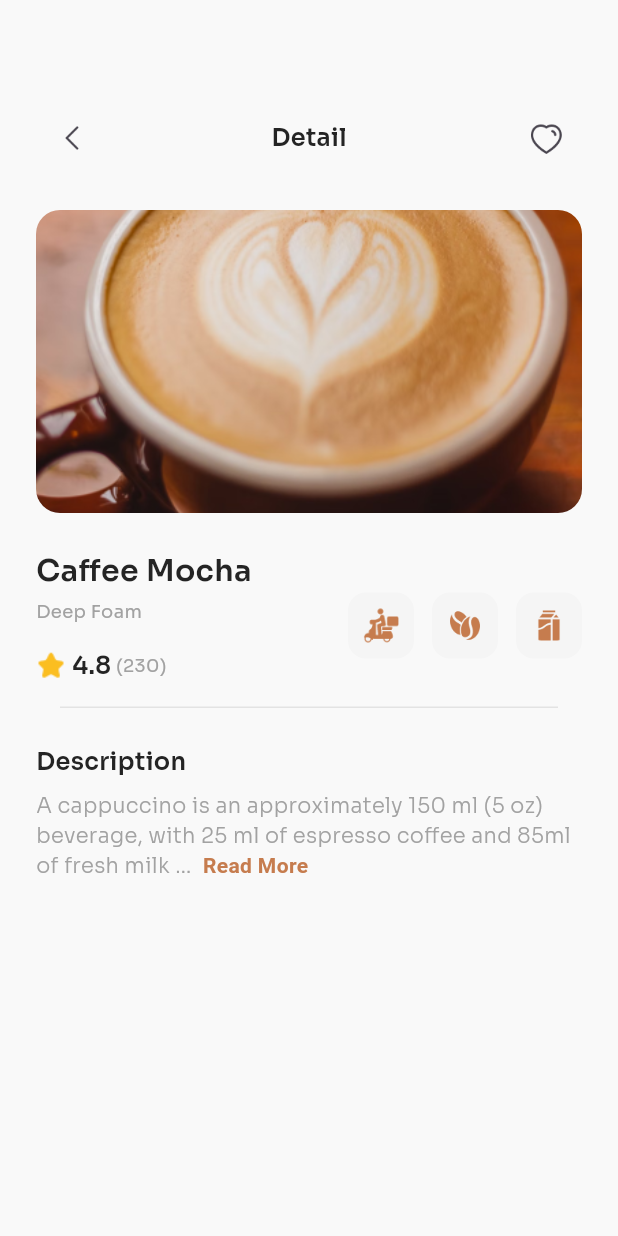
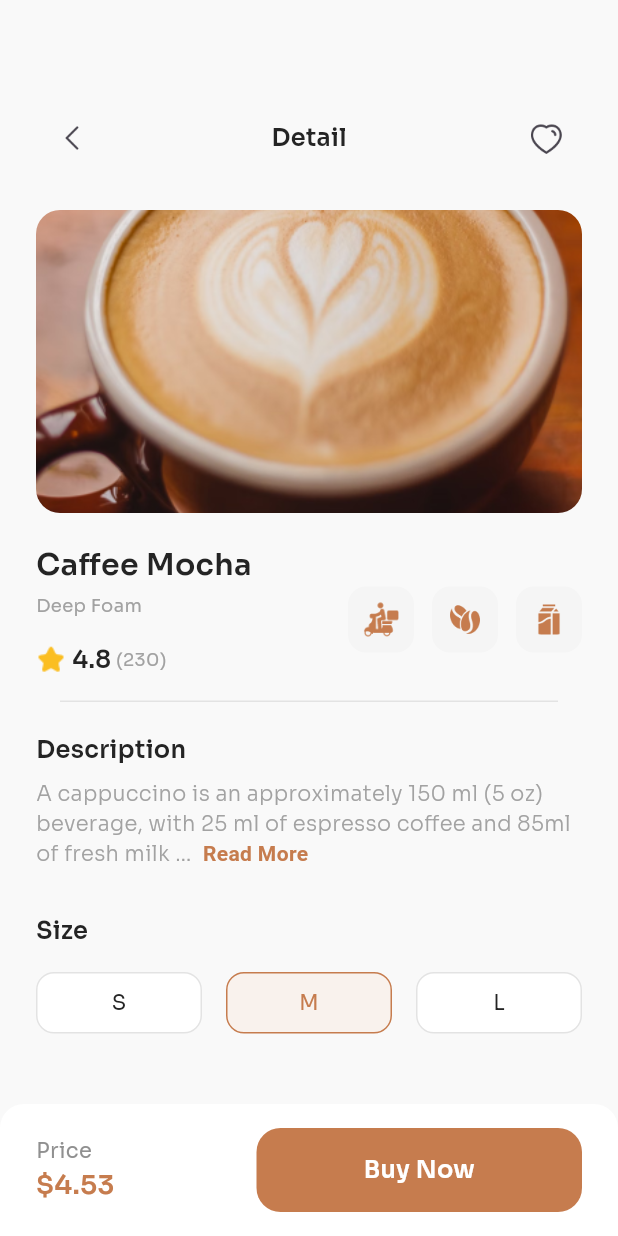
Before and after one commit to magerngoding/flutter-coffee_shop2_ui, a Flutter app: the DetailPage screen opened directly with sample values from the repository, on a phone screen of 412 x 824 dp. Run offline on Flutter 3.47's test engine with Material 3 defaults, Android fonts, the phone set to English and light mode, and no system bars; drawn by our look-alikes of readmore; our stand-ins replace gap, google_fonts.

Commit message:
Fix detail page

```diff
--- a/lib/pages/detail_page.dart
+++ b/lib/pages/detail_page.dart
@@ -1,8 +1,10 @@
 // ignore_for_file: public_member_api_docs, sort_constructors_first, use_super_parameters, prefer_const_literals_to_create_immutables, prefer_const_constructors
+import 'package:coffee_shop_ui/widgets/button_primare_widget.dart';
 import 'package:flutter/material.dart';
 
 import 'package:coffee_shop_ui/models/coffee.dart';
 import 'package:gap/gap.dart';
+import 'package:intl/intl.dart';
 import 'package:readmore/readmore.dart';
 
 class DetailPage extends StatefulWidget {
@@ -18,26 +20,28 @@ class DetailPage extends StatefulWidget {
 }
 
 class _DetailPageState extends State<DetailPage> {
+  String sizeSelected = 'M'; // Pas awal dibuka sizenya automatis ke M
   @override
   Widget build(BuildContext context) {
     return Scaffold(
       body: ListView(
+        physics: BouncingScrollPhysics(),
         padding: const EdgeInsets.symmetric(horizontal: 24),
         children: [
           Gap(68),
           buildHeader(),
           Gap(24),
           buildImage(),
-          Gap(24),
+          Gap(20),
           buildMainInfo(),
-          Gap(24),
+          Gap(20),
           buildDescription(),
-          Gap(24),
-          //  buildSize(),
+          Gap(30),
+          buildSize(),
           Gap(24),
         ],
       ),
-      // bottomNavigationBar: //buildPrice(),
+      bottomNavigationBar: buildPrice(),
     );
   }
 
@@ -223,4 +227,116 @@ class _DetailPageState extends State<DetailPage> {
       ],
     );
   }
+
+  Widget buildSize() {
+    return Column(
+      crossAxisAlignment: CrossAxisAlignment.start,
+      children: [
+        Text(
+          'Size',
+          style: TextStyle(
+            fontSize: 16.0,
+            fontWeight: FontWeight.w600,
+            color: Color(0XFF242424),
+          ),
+        ),
+        Gap(16),
+        Row(
+          // pake ini biar gausah bikin 1.1 reusable widget
+          children: ['S', '', 'M', '', 'L'].map((e) {
+            if (e == '') return Gap(16);
+
+            bool isSelected = sizeSelected == e; // inisialisasi ada di atas
+            return Expanded(
+              child: GestureDetector(
+                onTap: () {
+                  sizeSelected = e;
+                  setState(() {});
+                },
+                child: Container(
+                  alignment: Alignment
+                      .center, // biar posisi ditengah txtnya jadi gausah dibungkus center
+
+                  height: 41,
+                  decoration: BoxDecoration(
+                    color: Color(isSelected ? 0XFFF9F2ED : 0XFFFFFFFF),
+                    border: Border.all(
+                      width: 1,
+                      color: Color(isSelected ? 0XFFC67C4E : 0XFFE3E3E3),
+                    ),
+                    borderRadius: BorderRadius.all(
+                      Radius.circular(12.0),
+                    ),
+                  ),
+                  child: Text(
+                    e,
+                    style: TextStyle(
+                        fontSize: 14.0,
+                        fontWeight: FontWeight.normal,
+                        color: Color(isSelected ? 0XFFC67C4E : 0XFF242424)),
+                  ),
+                ),
+              ),
+            );
+          }).toList(),
+        ),
+      ],
+    );
+  }
+
+  Widget buildPrice() {
+    return Container(
+      padding: const EdgeInsets.symmetric(
+        horizontal: 24,
+        vertical: 16,
+      ),
+      decoration: BoxDecoration(
+        color: Colors.white,
+        borderRadius: BorderRadius.only(
+          topLeft: Radius.circular(16),
+          topRight: Radius.circular(16),
+        ),
+      ),
+      child: Row(
+        children: [
+          Expanded(
+            child: Column(
+              crossAxisAlignment: CrossAxisAlignment.start,
+              mainAxisSize:
+                  MainAxisSize.min, // biar kebawah normal kalau outputnya ngaco
+              children: [
+                Text(
+                  "Price",
+                  style: TextStyle(
+                      fontSize: 14.0,
+                      fontWeight: FontWeight.normal,
+                      color: Color(0XFF909090)),
+                ),
+                Text(
+                  NumberFormat.currency(
+                    // untuk format numbering dari INTL
+                    decimalDigits: 2,
+                    locale: 'en_US',
+                    symbol: '\$',
+                  ).format(widget.coffee.price),
+                  style: TextStyle(
+                    fontSize: 18.0,
+                    fontWeight: FontWeight.w600,
+                    color: Color(0XFFC67C4E),
+                  ),
+                ),
+              ],
+            ),
+          ),
+          SizedBox(
+            width: 217,
+            child: ButtonPrimaryWidget(
+              title: 'Buy Now',
+              onTap: () {},
+            ),
+          )
+        ],
+      ),
+    );
+  }
 }
```
